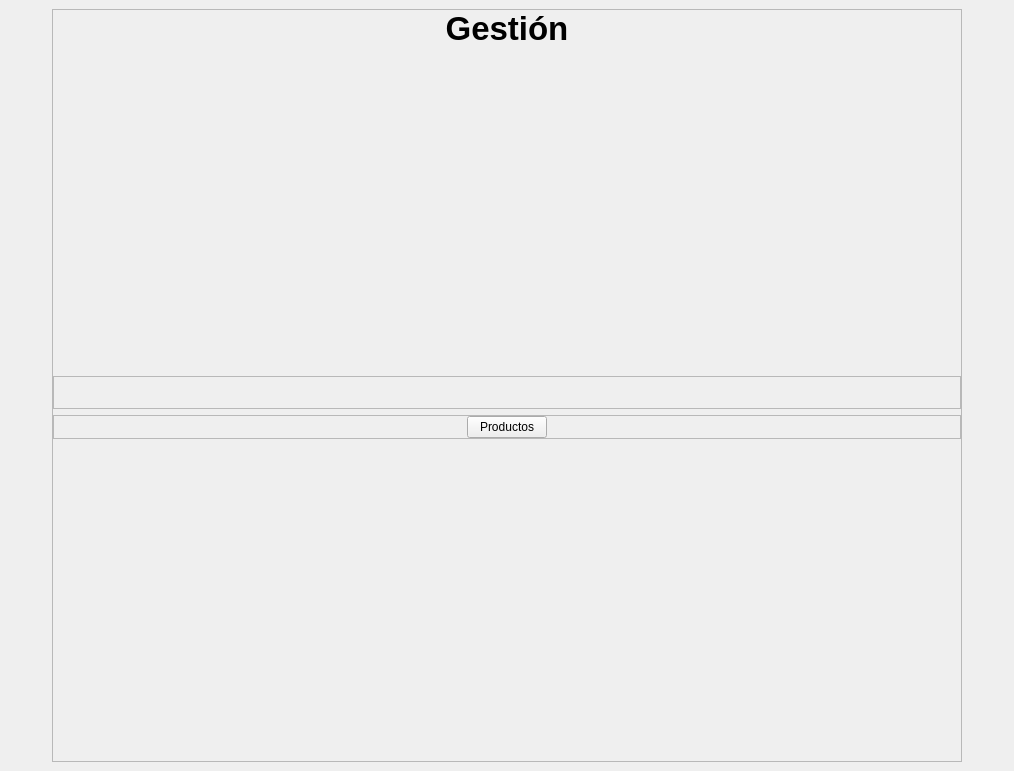
Above: view/ui/main.ui from R0land013/blue-pos before the change. Below: the same form after it.
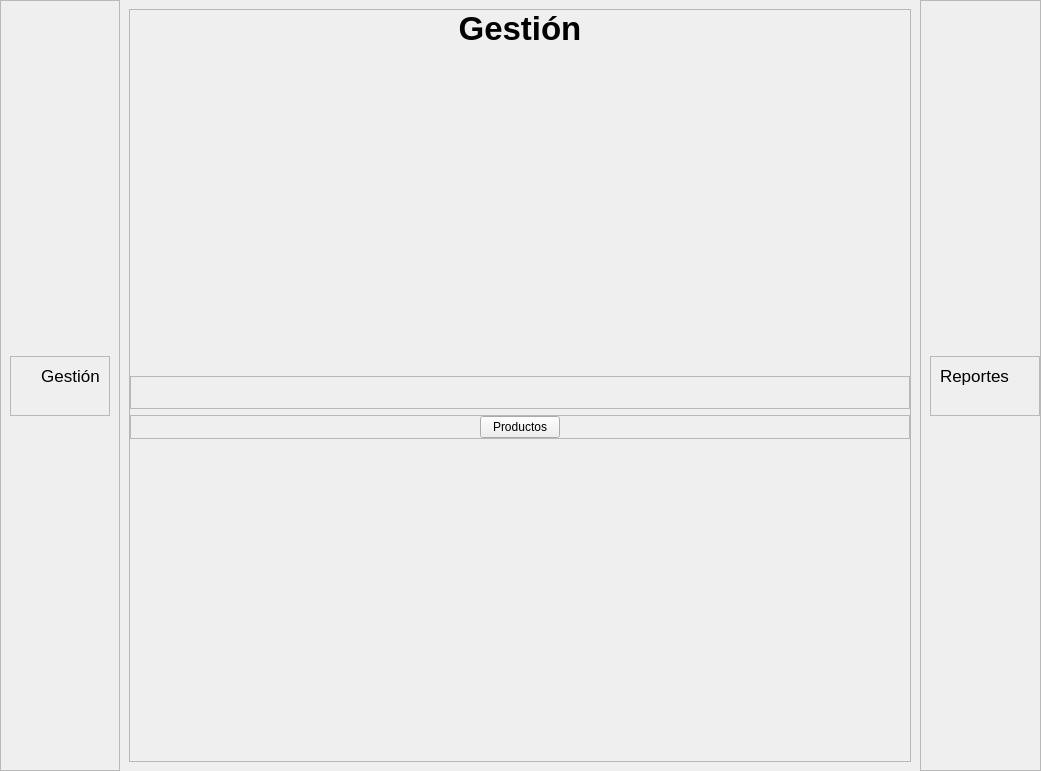
That is the form after the change. Icons and pictures are not drawn.

Commit message: Style: Los botones de navegación de la vista principal tienen un label que indican hacia dónde van

Diff of the .ui file:
```diff
--- a/view/ui/main.ui
+++ b/view/ui/main.ui
@@ -17,38 +17,125 @@
    <string>Blue POS</string>
   </property>
   <layout class="QHBoxLayout" name="horizontalLayout">
+   <property name="spacing">
+    <number>0</number>
+   </property>
    <property name="leftMargin">
-    <number>30</number>
+    <number>0</number>
    </property>
    <property name="topMargin">
     <number>0</number>
    </property>
    <property name="rightMargin">
-    <number>30</number>
+    <number>0</number>
    </property>
    <property name="bottomMargin">
     <number>0</number>
    </property>
    <item>
-    <widget class="QLabel" name="previous_label">
-     <property name="sizePolicy">
-      <sizepolicy hsizetype="Maximum" vsizetype="Maximum">
-       <horstretch>0</horstretch>
-       <verstretch>0</verstretch>
-      </sizepolicy>
-     </property>
-     <property name="cursor">
-      <cursorShape>PointingHandCursor</cursorShape>
-     </property>
+    <widget class="QFrame" name="frame_12">
      <property name="mouseTracking">
       <bool>true</bool>
      </property>
-     <property name="text">
-      <string/>
+     <property name="frameShape">
+      <enum>QFrame::StyledPanel</enum>
      </property>
-     <property name="pixmap">
-      <pixmap>images/previous.png</pixmap>
+     <property name="frameShadow">
+      <enum>QFrame::Raised</enum>
      </property>
+     <layout class="QVBoxLayout" name="verticalLayout_4">
+      <item>
+       <spacer name="verticalSpacer_8">
+        <property name="orientation">
+         <enum>Qt::Vertical</enum>
+        </property>
+        <property name="sizeHint" stdset="0">
+         <size>
+          <width>20</width>
+          <height>40</height>
+         </size>
+        </property>
+       </spacer>
+      </item>
+      <item>
+       <widget class="QFrame" name="previous_frame">
+        <property name="mouseTracking">
+         <bool>true</bool>
+        </property>
+        <property name="frameShape">
+         <enum>QFrame::StyledPanel</enum>
+        </property>
+        <property name="frameShadow">
+         <enum>QFrame::Raised</enum>
+        </property>
+        <layout class="QVBoxLayout" name="verticalLayout_6">
+         <property name="leftMargin">
+          <number>30</number>
+         </property>
+         <item>
+          <widget class="QLabel" name="previous_title_lable">
+           <property name="sizePolicy">
+            <sizepolicy hsizetype="Maximum" vsizetype="Maximum">
+             <horstretch>0</horstretch>
+             <verstretch>0</verstretch>
+            </sizepolicy>
+           </property>
+           <property name="mouseTracking">
+            <bool>true</bool>
+           </property>
+           <property name="styleSheet">
+            <string notr="true">color: black;
+font-family: Arial;
+font-weight: bold;
+font: 13pt;</string>
+           </property>
+           <property name="text">
+            <string>Gestión</string>
+           </property>
+           <property name="alignment">
+            <set>Qt::AlignCenter</set>
+           </property>
+          </widget>
+         </item>
+         <item>
+          <widget class="QLabel" name="previous_navigation_label">
+           <property name="sizePolicy">
+            <sizepolicy hsizetype="Maximum" vsizetype="Maximum">
+             <horstretch>0</horstretch>
+             <verstretch>0</verstretch>
+            </sizepolicy>
+           </property>
+           <property name="cursor">
+            <cursorShape>PointingHandCursor</cursorShape>
+           </property>
+           <property name="mouseTracking">
+            <bool>true</bool>
+           </property>
+           <property name="text">
+            <string/>
+           </property>
+           <property name="pixmap">
+            <pixmap>images/previous.png</pixmap>
+           </property>
+          </widget>
+         </item>
+        </layout>
+       </widget>
+      </item>
+      <item>
+       <spacer name="verticalSpacer_9">
+        <property name="orientation">
+         <enum>Qt::Vertical</enum>
+        </property>
+        <property name="sizeHint" stdset="0">
+         <size>
+          <width>20</width>
+          <height>40</height>
+         </size>
+        </property>
+       </spacer>
+      </item>
+     </layout>
     </widget>
    </item>
    <item>
@@ -293,6 +380,9 @@
       </layout>
      </widget>
      <widget class="QWidget" name="reports_widget">
+      <property name="mouseTracking">
+       <bool>true</bool>
+      </property>
       <layout class="QVBoxLayout" name="verticalLayout_5">
        <item>
         <widget class="QLabel" name="reports_label">
@@ -319,6 +409,9 @@
        </item>
        <item>
         <widget class="QFrame" name="frame">
+         <property name="mouseTracking">
+          <bool>true</bool>
+         </property>
          <property name="frameShape">
           <enum>QFrame::StyledPanel</enum>
          </property>
@@ -376,6 +469,9 @@
           </item>
           <item row="2" column="1">
            <widget class="QFrame" name="frame_6">
+            <property name="mouseTracking">
+             <bool>true</bool>
+            </property>
             <property name="frameShape">
              <enum>QFrame::StyledPanel</enum>
             </property>
@@ -404,6 +500,9 @@
           </item>
           <item row="2" column="0">
            <widget class="QFrame" name="frame_2">
+            <property name="mouseTracking">
+             <bool>true</bool>
+            </property>
             <property name="frameShape">
              <enum>QFrame::StyledPanel</enum>
             </property>
@@ -438,6 +537,9 @@
           </item>
           <item row="2" column="2">
            <widget class="QFrame" name="frame_7">
+            <property name="mouseTracking">
+             <bool>true</bool>
+            </property>
             <property name="frameShape">
              <enum>QFrame::StyledPanel</enum>
             </property>
@@ -495,6 +597,9 @@
        </item>
        <item>
         <widget class="QFrame" name="frame_8">
+         <property name="mouseTracking">
+          <bool>true</bool>
+         </property>
          <property name="frameShape">
           <enum>QFrame::StyledPanel</enum>
          </property>
@@ -504,6 +609,9 @@
          <layout class="QGridLayout" name="gridLayout_2">
           <item row="1" column="0">
            <widget class="QFrame" name="frame_9">
+            <property name="mouseTracking">
+             <bool>true</bool>
+            </property>
             <property name="frameShape">
              <enum>QFrame::StyledPanel</enum>
             </property>
@@ -564,6 +672,9 @@
           </item>
           <item row="1" column="1">
            <widget class="QFrame" name="frame_10">
+            <property name="mouseTracking">
+             <bool>true</bool>
+            </property>
             <property name="frameShape">
              <enum>QFrame::StyledPanel</enum>
             </property>
@@ -611,22 +722,115 @@
     </widget>
    </item>
    <item>
-    <widget class="QLabel" name="next_label">
-     <property name="sizePolicy">
-      <sizepolicy hsizetype="Maximum" vsizetype="Maximum">
-       <horstretch>0</horstretch>
-       <verstretch>0</verstretch>
-      </sizepolicy>
+    <widget class="QFrame" name="frame_11">
+     <property name="mouseTracking">
+      <bool>true</bool>
      </property>
-     <property name="cursor">
-      <cursorShape>PointingHandCursor</cursorShape>
+     <property name="frameShape">
+      <enum>QFrame::StyledPanel</enum>
      </property>
-     <property name="text">
-      <string/>
+     <property name="frameShadow">
+      <enum>QFrame::Raised</enum>
      </property>
-     <property name="pixmap">
-      <pixmap>images/next.png</pixmap>
-     </property>
+     <layout class="QVBoxLayout" name="verticalLayout_2">
+      <property name="rightMargin">
+       <number>0</number>
+      </property>
+      <item>
+       <spacer name="verticalSpacer_6">
+        <property name="orientation">
+         <enum>Qt::Vertical</enum>
+        </property>
+        <property name="sizeHint" stdset="0">
+         <size>
+          <width>20</width>
+          <height>40</height>
+         </size>
+        </property>
+       </spacer>
+      </item>
+      <item>
+       <widget class="QFrame" name="next_frame">
+        <property name="mouseTracking">
+         <bool>true</bool>
+        </property>
+        <property name="frameShape">
+         <enum>QFrame::StyledPanel</enum>
+        </property>
+        <property name="frameShadow">
+         <enum>QFrame::Raised</enum>
+        </property>
+        <layout class="QVBoxLayout" name="verticalLayout_3">
+         <property name="rightMargin">
+          <number>30</number>
+         </property>
+         <item>
+          <widget class="QLabel" name="next_title_label">
+           <property name="sizePolicy">
+            <sizepolicy hsizetype="Maximum" vsizetype="Maximum">
+             <horstretch>0</horstretch>
+             <verstretch>0</verstretch>
+            </sizepolicy>
+           </property>
+           <property name="mouseTracking">
+            <bool>true</bool>
+           </property>
+           <property name="styleSheet">
+            <string notr="true">color: black;
+font-family: Arial;
+font-weight: bold;
+font: 13pt;</string>
+           </property>
+           <property name="text">
+            <string>Reportes</string>
+           </property>
+           <property name="alignment">
+            <set>Qt::AlignCenter</set>
+           </property>
+           <property name="wordWrap">
+            <bool>false</bool>
+           </property>
+          </widget>
+         </item>
+         <item>
+          <widget class="QLabel" name="next_navigation_label">
+           <property name="sizePolicy">
+            <sizepolicy hsizetype="Maximum" vsizetype="Maximum">
+             <horstretch>0</horstretch>
+             <verstretch>0</verstretch>
+            </sizepolicy>
+           </property>
+           <property name="cursor">
+            <cursorShape>PointingHandCursor</cursorShape>
+           </property>
+           <property name="mouseTracking">
+            <bool>true</bool>
+           </property>
+           <property name="text">
+            <string/>
+           </property>
+           <property name="pixmap">
+            <pixmap>images/next.png</pixmap>
+           </property>
+          </widget>
+         </item>
+        </layout>
+       </widget>
+      </item>
+      <item>
+       <spacer name="verticalSpacer_7">
+        <property name="orientation">
+         <enum>Qt::Vertical</enum>
+        </property>
+        <property name="sizeHint" stdset="0">
+         <size>
+          <width>20</width>
+          <height>40</height>
+         </size>
+        </property>
+       </spacer>
+      </item>
+     </layout>
     </widget>
    </item>
   </layout>
```
The commit also changes 1 other file.
